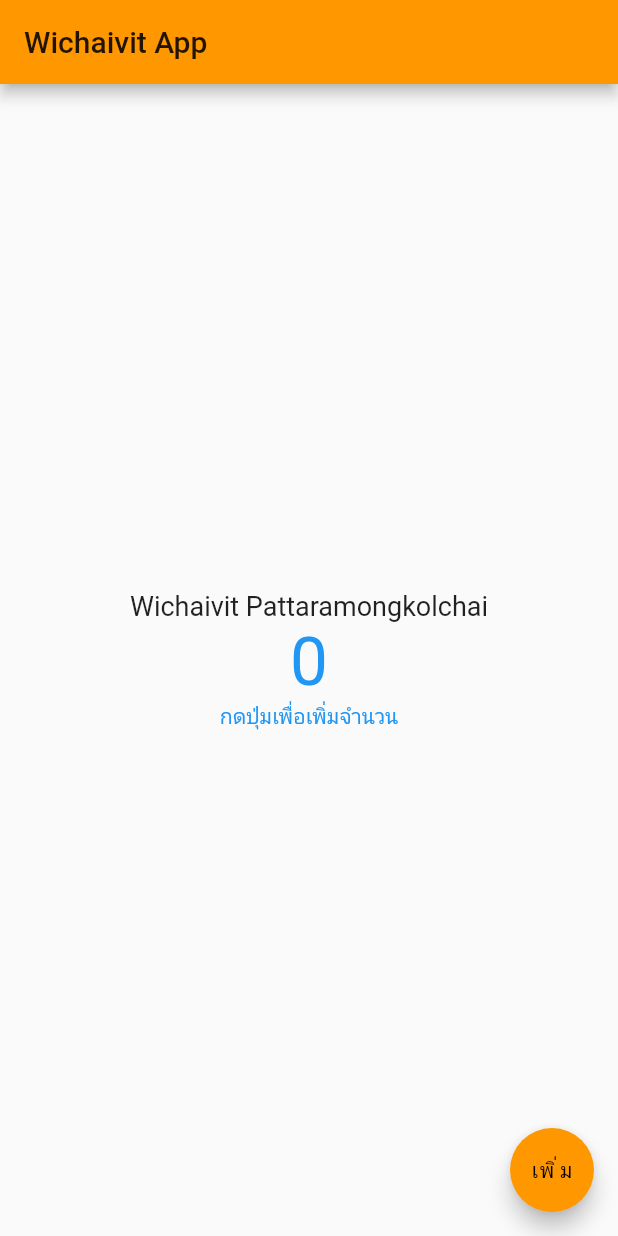
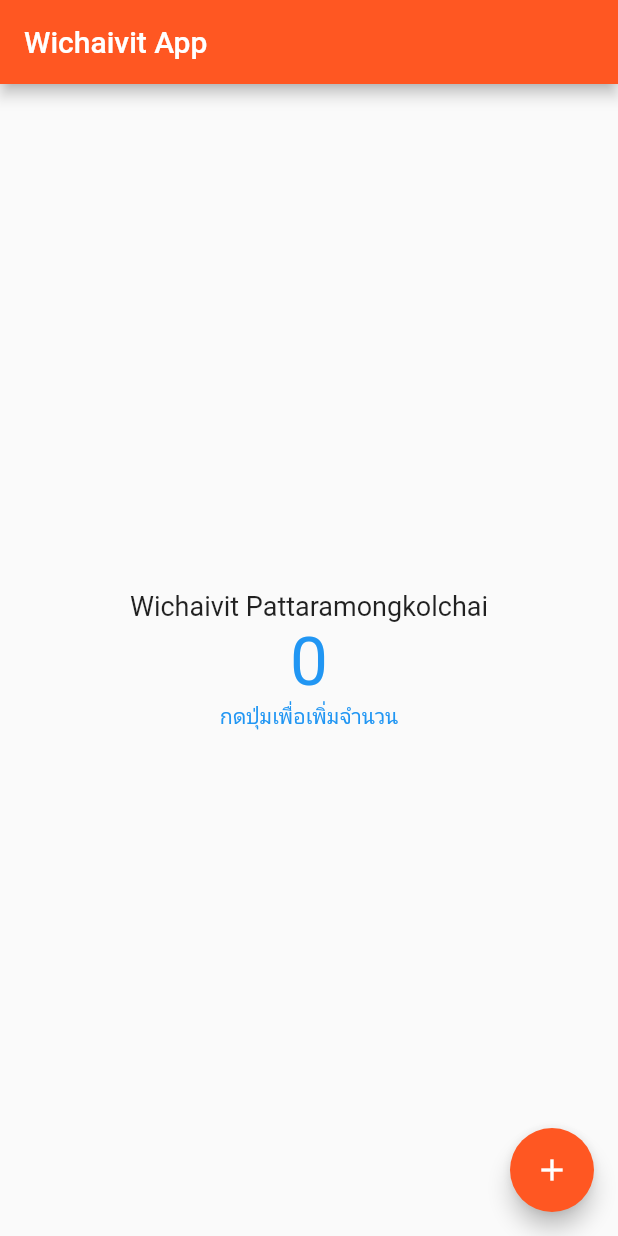
Before and after one commit to dail555/flutter_demo, a Flutter app: the screen it shows after launch, on a phone screen of 412 x 824 dp. Run offline on Flutter 3.47's test engine with Material 2 defaults, Android fonts, the phone set to English and light mode, and no system bars.

Commit message:
change theme

```diff
--- a/lib/main.dart
+++ b/lib/main.dart
@@ -12,7 +12,7 @@ class MyApp extends StatelessWidget {
     return MaterialApp(
       title: "My App",
       home: MyHomePage(),
-      theme: ThemeData(primarySwatch: Colors.orange),
+      theme: ThemeData(primarySwatch: Colors.deepOrange),
     );
   }
 }
@@ -52,7 +52,7 @@ class _MyHomePageState extends State<MyHomePage> {
       ),
       floatingActionButton: FloatingActionButton(
         onPressed:() {},
-        child: Text("เพิ่ม"),
+        child: Icon(Icons.add),
       ),
     );
   }
```
